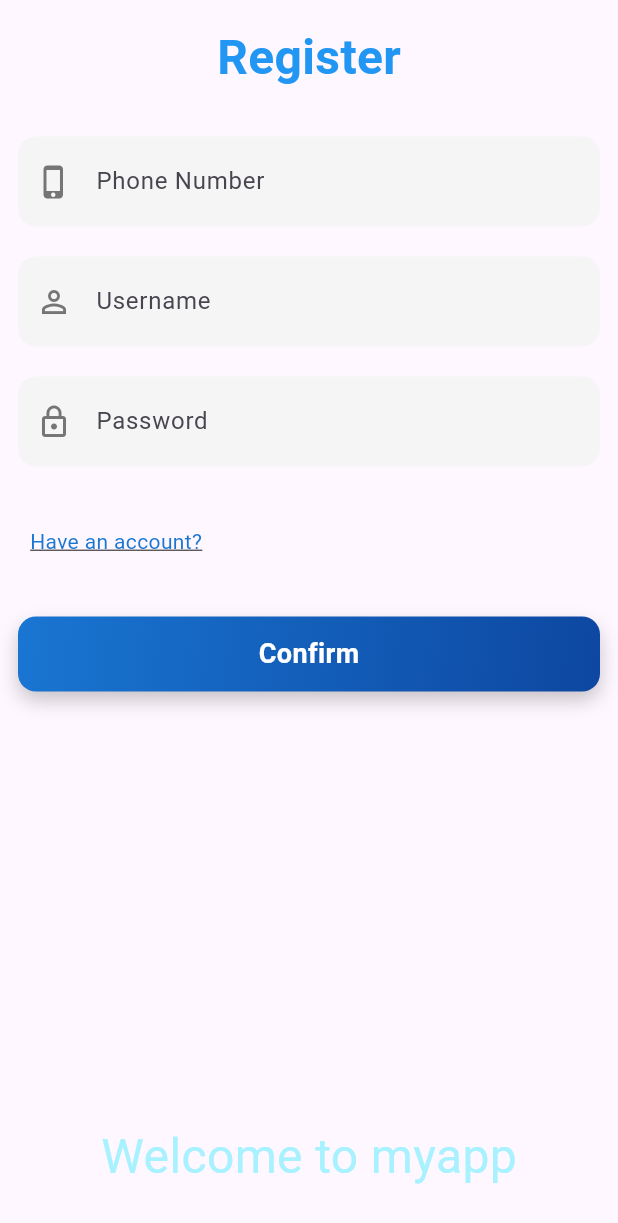
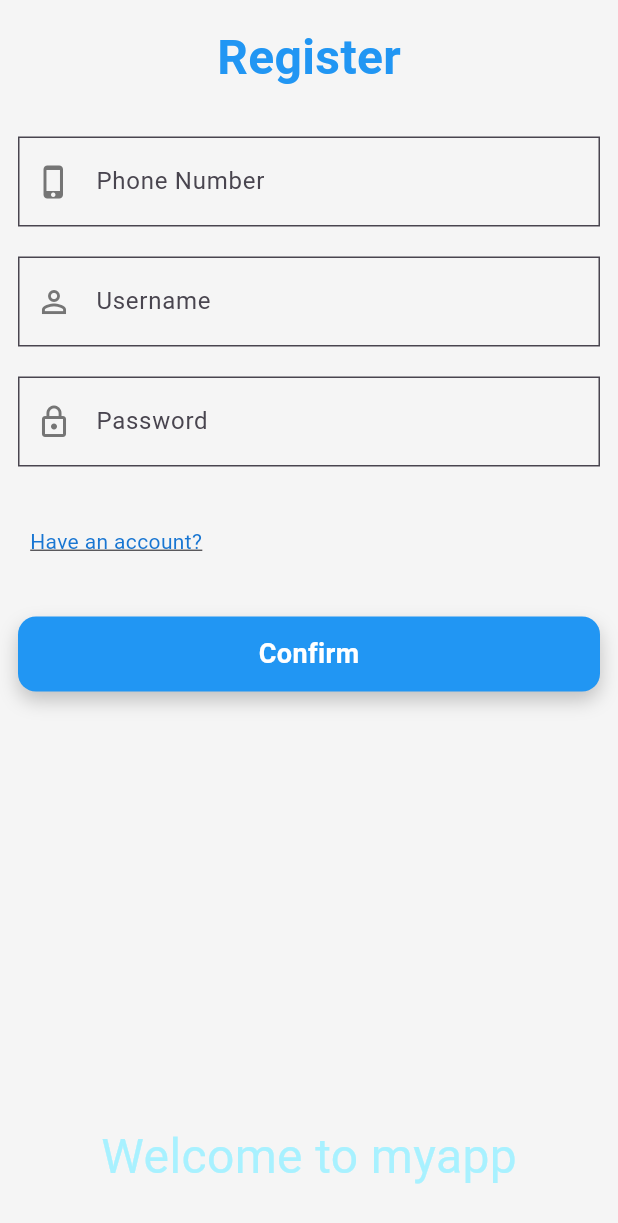
Before and after one commit to jadenzq/travel_app, a Flutter app: the screen it shows after launch, item 4 of the bottom bar chosen, after a tap on "Do not have an account?", on a phone screen of 412 x 824 dp. Shown: the top 1223 px of the screen. Run offline on Flutter 3.47's test engine with Material 3 defaults, Android fonts, the phone set to English and light mode, and no system bars; our stand-ins replace carousel_slider, image_picker, shared_preferences.

Commit message:
文字和背景还有按钮颜色调整，输入框边框调整

```diff
--- a/lib/Login/Login.dart
+++ b/lib/Login/Login.dart
@@ -10,7 +10,9 @@ class LoginPage extends StatelessWidget {
   @override
   Widget build(BuildContext context) {
     return SafeArea(
-      child: SizedBox.expand(
+      child: Scaffold(
+        backgroundColor: const Color(0xFFF5F5F5),
+        body: SizedBox.expand(
           child: Stack(
             children: [
               // 可滚动的主要内容区域
@@ -55,6 +57,7 @@ class LoginPage extends StatelessWidget {
             ],
           ),
         ),
+      ),
     );
   }
 
@@ -96,7 +99,7 @@ class LoginPage extends StatelessWidget {
             Navigator.of(context).push(
               MaterialPageRoute(builder: (context) => const RegisterPage()),
             );
-          }, // 点击事件暂留空
+          },
           child: Padding(
             padding: const EdgeInsets.only(left: 8.0),
             child: Text(
@@ -110,7 +113,7 @@ class LoginPage extends StatelessWidget {
           ),
         ),
         InkWell(
-          onTap: () {}, // 保持原有点击事件
+          onTap: () {},
           child: Padding(
             padding: const EdgeInsets.only(right: 8.0),
             child: Text(
@@ -127,29 +130,20 @@ class LoginPage extends StatelessWidget {
     );
   }
 
-  // Login Button
+  // Login Button (unchanged)
   Widget _buildLoginButton(BuildContext context) {
     return SizedBox(
       width: double.infinity,
       height: 50,
       child: InkWell(
         onTap: () {
-          //跳转profile page
-          // Navigator.pushNamed(context, '/profilePage');
           onLogIn();
         },
         borderRadius: BorderRadius.circular(12),
         child: Ink(
           decoration: BoxDecoration(
             borderRadius: BorderRadius.circular(12),
-            gradient: const LinearGradient(
-              colors: [
-                Color.fromARGB(255, 25, 118, 210),
-                Color.fromARGB(255, 13, 71, 161),
-              ],
-              begin: Alignment.topLeft,
-              end: Alignment.bottomRight,
-            ),
+            color: Colors.blue,
             boxShadow: const [
               BoxShadow(
                 color: Color.fromARGB(54, 0, 0, 0),
@@ -173,7 +167,7 @@ class LoginPage extends StatelessWidget {
     );
   }
 
-  // 复用相同的输入框组件
+  // 输入框组件 with square borders and no shadow
   Widget _buildInputField({
     required String label,
     required IconData icon,
@@ -186,9 +180,15 @@ class LoginPage extends StatelessWidget {
       decoration: InputDecoration(
         labelText: label,
         prefixIcon: Icon(icon, color: Colors.grey[600]),
-        border: OutlineInputBorder(
-          borderRadius: BorderRadius.circular(12),
-          borderSide: BorderSide.none,
+        // Square border with visible outline
+        border: const OutlineInputBorder(
+          borderRadius: BorderRadius.zero, // Square corners
+          borderSide: BorderSide(color: Colors.grey), // Visible border
+        ),
+        // Focused border (blue)
+        focusedBorder: const OutlineInputBorder(
+          borderRadius: BorderRadius.zero,
+          borderSide: BorderSide(color: Colors.blue, width: 1.5),
         ),
         filled: true,
         fillColor: Colors.grey[100],
--- a/lib/Profile/profile.dart
+++ b/lib/Profile/profile.dart
@@ -10,7 +10,7 @@ class ProfilePage extends StatefulWidget {
 }
 
 class _ProfilePageState extends State<ProfilePage> {
-  String userName = "Travel Explorer";
+  String userName = "Gloria";
   String email = "user@gmail.com";
   String phone = "+60 123 456 789";
   File? _selectedImage;
--- a/lib/Register/Register.dart
+++ b/lib/Register/Register.dart
@@ -6,6 +6,7 @@ class RegisterPage extends StatelessWidget {
   @override
  Widget build(BuildContext context) {
     return Scaffold(
+      backgroundColor: const Color(0xfff5f5f5),
       body: SafeArea(
       child: SizedBox.expand(
         child: Stack(
@@ -109,14 +110,7 @@ class RegisterPage extends StatelessWidget {
         child: Ink(
           decoration: BoxDecoration(
             borderRadius: BorderRadius.circular(12),
-            gradient: const LinearGradient(
-              colors: [
-                Color.fromARGB(255, 25, 118, 210),
-                Color.fromARGB(255, 13, 71, 161),
-              ],
-              begin: Alignment.topLeft,
-              end: Alignment.bottomRight,
-            ),
+              color: Colors.blue,
             boxShadow: const [
               BoxShadow(
                 color: Color.fromARGB(54, 0, 0, 0),
@@ -174,9 +168,13 @@ class RegisterPage extends StatelessWidget {
       decoration: InputDecoration(
         labelText: label,
         prefixIcon: Icon(icon, color: Colors.grey[600]),
-        border: OutlineInputBorder(
-          borderRadius: BorderRadius.circular(12),
-          borderSide: BorderSide.none,
+       border: const OutlineInputBorder(
+          borderRadius: BorderRadius.zero,
+          borderSide: BorderSide(color: Colors.grey),
+          ),
+        focusedBorder: const OutlineInputBorder(
+          borderRadius: BorderRadius.zero,
+          borderSide: BorderSide(color: Colors.blue, width: 1.5),
         ),
         filled: true,
         fillColor: Colors.grey[100],
```
Lines whose indentation alone changed are shown as unchanged.
